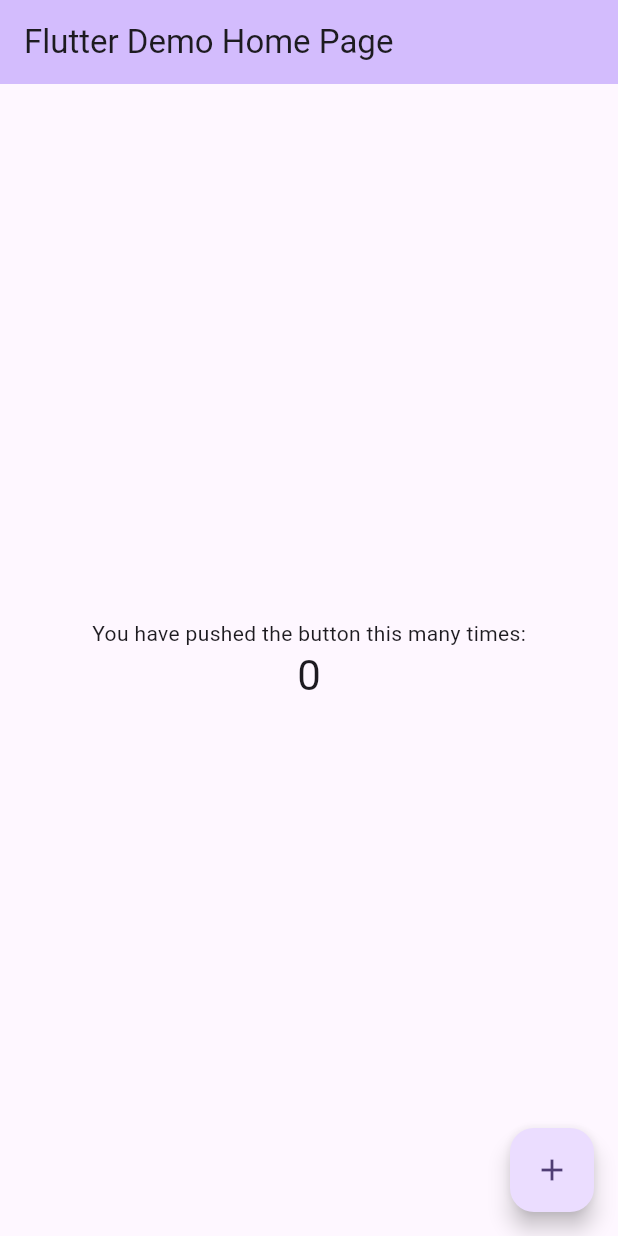
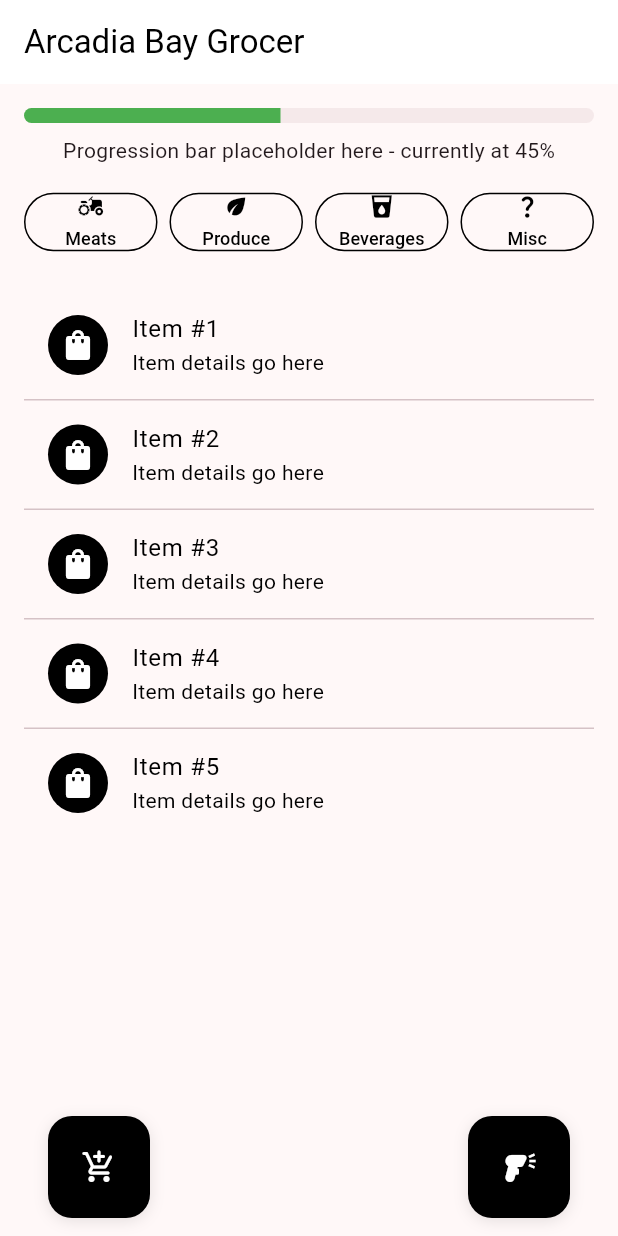
Before and after one commit to usmann56/arcadiabaygrocer, a Flutter app: the screen it shows after launch, on a phone screen of 412 x 824 dp. Run offline on Flutter 3.47's test engine with Material 3 defaults, Android fonts, the phone set to English and light mode, and no system bars.

Commit message:
Created homepage- added inital UI layout with placholder list, checklist progression bar, and buttons/icons

```diff
--- a/lib/main.dart
+++ b/lib/main.dart
@@ -7,116 +7,307 @@ void main() {
 class MyApp extends StatelessWidget {
   const MyApp({super.key});
 
-  // This widget is the root of your application.
   @override
   Widget build(BuildContext context) {
     return MaterialApp(
-      title: 'Flutter Demo',
+      title: 'Arcadia Bay Grocer',
       theme: ThemeData(
-        // This is the theme of your application.
-        //
-        // TRY THIS: Try running your application with "flutter run". You'll see
-        // the application has a purple toolbar. Then, without quitting the app,
-        // try changing the seedColor in the colorScheme below to Colors.green
-        // and then invoke "hot reload" (save your changes or press the "hot
-        // reload" button in a Flutter-supported IDE, or press "r" if you used
-        // the command line to start the app).
-        //
-        // Notice that the counter didn't reset back to zero; the application
-        // state is not lost during the reload. To reset the state, use hot
-        // restart instead.
-        //
-        // This works for code too, not just values: Most code changes can be
-        // tested with just a hot reload.
-        colorScheme: ColorScheme.fromSeed(seedColor: Colors.deepPurple),
+        // Default accents black; progress bar green
+        colorScheme: ColorScheme.fromSeed(
+          seedColor: Colors.black,
+          brightness: Brightness.light,
+        ),
+        appBarTheme: const AppBarTheme(
+          backgroundColor: Colors.white,
+          foregroundColor: Colors.black,
+        ),
+        iconTheme: const IconThemeData(color: Colors.black),
+        outlinedButtonTheme: OutlinedButtonThemeData(
+          style: OutlinedButton.styleFrom(
+            foregroundColor: Colors.black,
+            side: const BorderSide(color: Colors.black),
+          ),
+        ),
+        listTileTheme: const ListTileThemeData(
+          iconColor: Colors.black,
+          textColor: Colors.black,
+        ),
+        progressIndicatorTheme: const ProgressIndicatorThemeData(
+          color: Colors.green,
+        ),
+        useMaterial3: true,
       ),
-      home: const MyHomePage(title: 'Flutter Demo Home Page'),
+      home: const HomePage(title: 'Arcadia Bay Grocer'),
     );
   }
 }
 
-class MyHomePage extends StatefulWidget {
-  const MyHomePage({super.key, required this.title});
-
-  // This widget is the home page of your application. It is stateful, meaning
-  // that it has a State object (defined below) that contains fields that affect
-  // how it looks.
-
-  // This class is the configuration for the state. It holds the values (in this
-  // case the title) provided by the parent (in this case the App widget) and
-  // used by the build method of the State. Fields in a Widget subclass are
-  // always marked "final".
+class HomePage extends StatelessWidget {
+  const HomePage({super.key, required this.title});
 
   final String title;
 
   @override
-  State<MyHomePage> createState() => _MyHomePageState();
-}
+  Widget build(BuildContext context) {
+    // Responsive sizing so the layout looks consistent on phones and desktops.
+    final width = MediaQuery.of(context).size.width;
+    final double horizontalPadding = width < 600
+        ? 16
+        : (width < 1024)
+        ? 24
+        : 32;
+    const double maxContentWidth = 900;
 
-class _MyHomePageState extends State<MyHomePage> {
-  int _counter = 0;
+    return Scaffold(
+      appBar: AppBar(title: Text(title)),
+      body: SafeArea(
+        child: Stack(
+          children: [
+            // Main content centered with max width and adaptive padding
+            Align(
+              alignment: Alignment.topCenter,
+              child: Padding(
+                padding: EdgeInsets.symmetric(horizontal: horizontalPadding),
+                child: ConstrainedBox(
+                  constraints: const BoxConstraints(maxWidth: maxContentWidth),
+                  child: Column(
+                    crossAxisAlignment: CrossAxisAlignment.stretch,
+                    children: [
+                      // Narrow progression tracker under the title
+                      Padding(
+                        padding: const EdgeInsets.symmetric(vertical: 16),
+                        child: Column(
+                          children: const [
+                            // simulated progress for checklist progression bar.
+                            _ProgressTracker(progress: 0.45),
+                            SizedBox(height: 8),
+                            Text(
+                              'Progression bar placeholder here - currently at 45%',
+                            ),
+                          ],
+                        ),
+                      ),
 
-  void _incrementCounter() {
-    setState(() {
-      // This call to setState tells the Flutter framework that something has
-      // changed in this State, which causes it to rerun the build method below
-      // so that the display can reflect the updated values. If we changed
-      // _counter without calling setState(), then the build method would not be
-      // called again, and so nothing would appear to happen.
-      _counter++;
-    });
-  }
+                      // Narrow 'filter' container with four buttons
+                      const Padding(
+                        padding: EdgeInsets.only(bottom: 16),
+                        child: _ActionBar(),
+                      ),
 
-  @override
-  Widget build(BuildContext context) {
-    // This method is rerun every time setState is called, for instance as done
-    // by the _incrementCounter method above.
-    //
-    // The Flutter framework has been optimized to make rerunning build methods
-    // fast, so that you can just rebuild anything that needs updating rather
-    // than having to individually change instances of widgets.
-    return Scaffold(
-      appBar: AppBar(
-        // TRY THIS: Try changing the color here to a specific color (to
-        // Colors.amber, perhaps?) and trigger a hot reload to see the AppBar
-        // change color while the other colors stay the same.
-        backgroundColor: Theme.of(context).colorScheme.inversePrimary,
-        // Here we take the value from the MyHomePage object that was created by
-        // the App.build method, and use it to set our appbar title.
-        title: Text(widget.title),
-      ),
-      body: Center(
-        // Center is a layout widget. It takes a single child and positions it
-        // in the middle of the parent.
-        child: Column(
-          // Column is also a layout widget. It takes a list of children and
-          // arranges them vertically. By default, it sizes itself to fit its
-          // children horizontally, and tries to be as tall as its parent.
-          //
-          // Column has various properties to control how it sizes itself and
-          // how it positions its children. Here we use mainAxisAlignment to
-          // center the children vertically; the main axis here is the vertical
-          // axis because Columns are vertical (the cross axis would be
-          // horizontal).
-          //
-          // TRY THIS: Invoke "debug painting" (choose the "Toggle Debug Paint"
-          // action in the IDE, or press "p" in the console), to see the
-          // wireframe for each widget.
-          mainAxisAlignment: MainAxisAlignment.center,
-          children: <Widget>[
-            const Text('You have pushed the button this many times:'),
-            Text(
-              '$_counter',
-              style: Theme.of(context).textTheme.headlineMedium,
+                      // Large space in the middle for grocery list
+                      const Expanded(child: _DataList()),
+
+                      // Bottom spacer so corner icons don't overlap end of the grocery list
+                      const SizedBox(height: 72),
+                    ],
+                  ),
+                ),
+              ),
+            ),
+
+            // Bottom-left shopping cart icon (placeholder). No logic is attached yet.
+            Positioned(
+              left: 0,
+              bottom: 0,
+              child: Padding(
+                padding: const EdgeInsets.only(left: 32, bottom: 12),
+                child: _CornerIconButton(
+                  key: const ValueKey('bottomLeftIcon'),
+                  icon: Icons.add_shopping_cart_rounded,
+                  onPressed: () {},
+                ),
+              ),
+            ),
+
+            // Bottom-right barcode scanner icon (placeholder). No logic is attached yet.
+            Positioned(
+              right: 0,
+              bottom: 0,
+              child: Padding(
+                padding: const EdgeInsets.only(right: 32, bottom: 12),
+                child: _CornerIconButton(
+                  key: const ValueKey('bottomRightIcon'),
+                  icon: Icons.barcode_reader,
+                  onPressed: () {},
+                ),
+              ),
             ),
           ],
         ),
       ),
-      floatingActionButton: FloatingActionButton(
-        onPressed: _incrementCounter,
-        tooltip: 'Increment',
-        child: const Icon(Icons.add),
-      ), // This trailing comma makes auto-formatting nicer for build methods.
     );
   }
 }
+
+class _ProgressTracker extends StatelessWidget {
+  const _ProgressTracker({required this.progress});
+
+  final double progress; // 0.0 - 1.0
+
+  @override
+  Widget build(BuildContext context) {
+    // Progression bar should be green
+    const color = Colors.green;
+    return ClipRRect(
+      borderRadius: BorderRadius.circular(8),
+      child: Container(
+        height: 10,
+        decoration: BoxDecoration(
+          color: Theme.of(
+            context,
+          ).colorScheme.surfaceContainerHighest.withOpacity(0.6),
+        ),
+        child: LinearProgressIndicator(
+          value: progress,
+          color: color,
+          backgroundColor: Colors.transparent,
+          minHeight: 10,
+        ),
+      ),
+    );
+  }
+}
+
+class _ActionBar extends StatelessWidget {
+  const _ActionBar();
+  @override
+  Widget build(BuildContext context) {
+    // Four placeholder filter buttons.
+    final buttons = <Widget>[
+      // Button: Meats
+      _SmallButton(label: 'Meats', icon: Icons.agriculture, onPressed: () {}),
+      // Button: Produce
+      _SmallButton(label: 'Produce', icon: Icons.eco_sharp, onPressed: () {}),
+      // Button: Beverages
+      _SmallButton(
+        label: 'Beverages',
+        icon: Icons.local_drink,
+        onPressed: () {},
+      ),
+      // Button: Misc
+      _SmallButton(
+        label: 'Misc',
+        icon: Icons.question_mark_rounded,
+        onPressed: () {},
+      ),
+    ];
+
+    return SizedBox(
+      height: 44,
+      child: Row(
+        children: [
+          for (int i = 0; i < buttons.length; i++) ...[
+            Expanded(child: buttons[i]),
+            if (i != buttons.length - 1) const SizedBox(width: 8),
+          ],
+        ],
+      ),
+    );
+  }
+}
+
+class _SmallButton extends StatelessWidget {
+  const _SmallButton({
+    required this.label,
+    required this.icon,
+    required this.onPressed,
+  });
+
+  final String label;
+  final IconData icon;
+  final VoidCallback onPressed;
+
+  @override
+  Widget build(BuildContext context) {
+    // Button widget for items in the filter row.
+    // Using a vertical (column) layout so the label has more room and doesn't overflow.
+    return OutlinedButton(
+      onPressed: onPressed,
+      style: OutlinedButton.styleFrom(
+        padding: const EdgeInsets.symmetric(horizontal: 8, vertical: 6),
+        visualDensity: VisualDensity.compact,
+      ),
+      child: Column(
+        mainAxisSize: MainAxisSize.min,
+        mainAxisAlignment: MainAxisAlignment.center,
+        children: [
+          Icon(icon, size: 18),
+          const SizedBox(height: 4),
+          Text(
+            label,
+            textAlign: TextAlign.center,
+            maxLines: 2,
+            overflow: TextOverflow.ellipsis,
+            style: const TextStyle(fontSize: 12),
+          ),
+        ],
+      ),
+    );
+  }
+}
+
+class _DataList extends StatelessWidget {
+  const _DataList();
+
+  @override
+  Widget build(BuildContext context) {
+    // Placeholder list of grocery items added to list
+    return ListView.separated(
+      padding: const EdgeInsets.symmetric(vertical: 8),
+      itemBuilder: (context, index) {
+        return ListTile(
+          title: Text('Item #${index + 1}'),
+          subtitle: const Text('Item details go here'),
+          // white on black background for icon colors
+          leading: const CircleAvatar(
+            backgroundColor: Colors.black,
+            child: Icon(Icons.shopping_bag, color: Colors.white),
+          ),
+          onTap: () {},
+        );
+      },
+      separatorBuilder: (_, __) => const Divider(height: 1),
+      itemCount: 5,
+    );
+  }
+}
+
+class _CornerIconButton extends StatelessWidget {
+  const _CornerIconButton({
+    super.key,
+    required this.icon,
+    required this.onPressed,
+  });
+
+  final IconData icon;
+  final VoidCallback onPressed;
+
+  @override
+  Widget build(BuildContext context) {
+    return Container(
+      decoration: BoxDecoration(
+        // white on black background for icon colors
+        color: Colors.black,
+        borderRadius: BorderRadius.circular(16),
+        boxShadow: [
+          BoxShadow(
+            color: Colors.black.withOpacity(0.1),
+            blurRadius: 8,
+            offset: const Offset(0, 2),
+          ),
+        ],
+      ),
+      // Padding to add more room inside the pill around icon.
+      padding: const EdgeInsets.all(6), // was 6
+      // Actual corner icon button widget.
+      child: IconButton(
+        icon: Icon(icon, color: Colors.white),
+        // padding inside the icon.
+        padding: const EdgeInsets.all(12),
+        constraints: const BoxConstraints(minWidth: 56, minHeight: 56),
+        onPressed: onPressed,
+        tooltip: 'Hover over (or long press) for button action',
+      ),
+    );
+  }
+}
```
